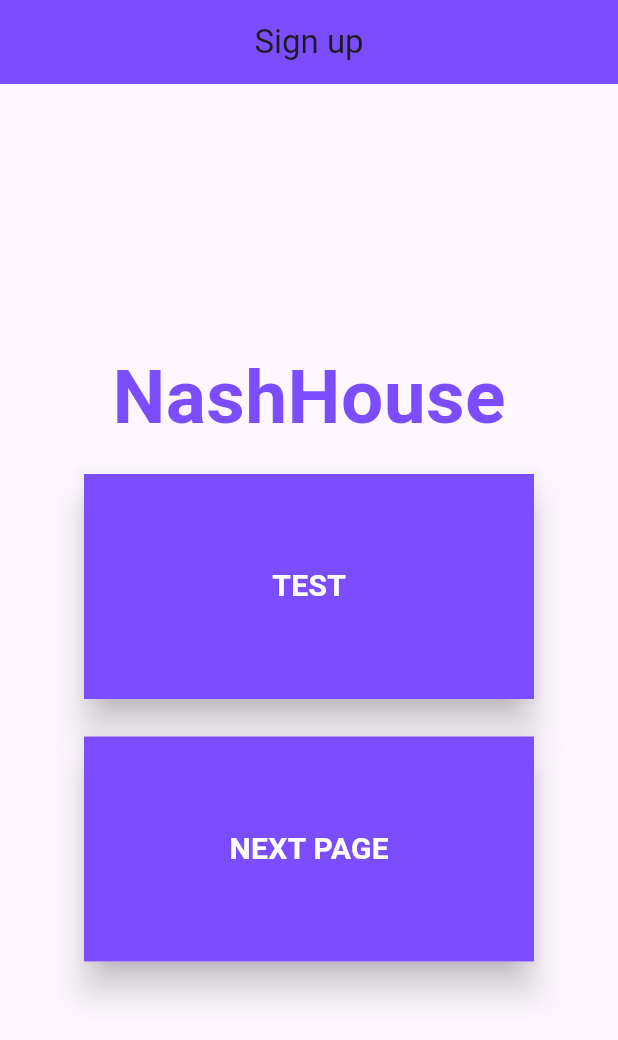
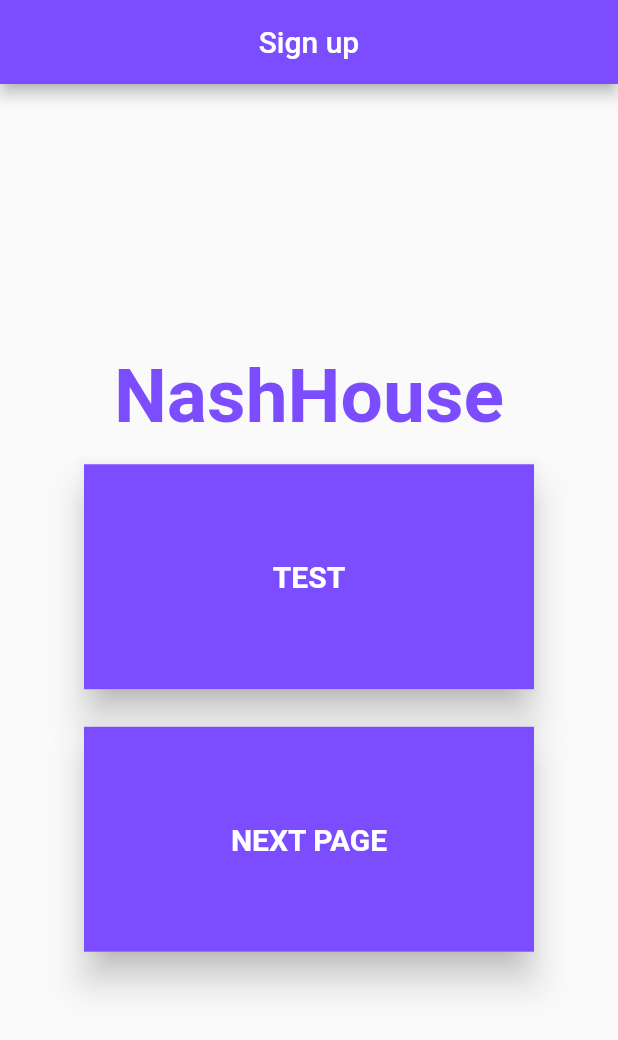
Before and after one commit to AlexanderTheGreatSK/itu_app, a Flutter app: the screen it shows after launch, on a phone screen of 412 x 824 dp. Shown: the top 1040 px of the screen. Run offline on Flutter 3.47's test engine with Material 2 defaults, Android fonts, the phone set to English and light mode, and no system bars; our stand-ins replace cloud_firestore, firebase_auth, firebase_core, hive, hive_flutter; accounts and stored records are empty.

Commit message:
clean up

```diff
--- a/lib/main.dart
+++ b/lib/main.dart
@@ -1,18 +1,15 @@
 import 'dart:io';
 import 'package:flutter/material.dart';
 import 'package:itu_app/Database/RoomType.dart';
-import 'package:itu_app/Pages/AddNewRoom.dart';
 import 'package:hive_flutter/hive_flutter.dart';
 import 'package:itu_app/Pages/FridgePage.dart';
 import 'package:itu_app/Pages/HomePage.dart';
 import 'package:itu_app/Pages/ProblemsPage.dart';
 import 'package:itu_app/Pages/ReservationsPage.dart';
 import 'package:itu_app/Pages/ShoppingListPage.dart';
-import 'package:itu_app/Pages/TasksPage.dart';
 import 'package:itu_app/Widgets/ItemWidget.dart';
 import 'package:path_provider/path_provider.dart';
 import 'package:firebase_core/firebase_core.dart';
-import 'package:floating_bottom_navigation_bar/floating_bottom_navigation_bar.dart';
 
 import 'Pages/SignUpPage.dart';
 import 'firebase_options.dart';
@@ -29,7 +26,6 @@ Future<void> main() async {
   await Hive.openBox('rooms');
   Hive.registerAdapter(RoomClassAdapter());
 
-  print(DefaultFirebaseOptions.currentPlatform);
   if(Platform.isAndroid || Platform.isIOS) {
     await Firebase.initializeApp(name: "dev project", options: DefaultFirebaseOptions.currentPlatform);
   }
@@ -59,16 +55,10 @@ class MyApp extends StatelessWidget {
 
   @override
   Widget build(BuildContext context) {
-    return MaterialApp(
+    return const MaterialApp(
       title: 'My home',
       debugShowCheckedModeBanner: false,
-      theme: ThemeData(
-        useMaterial3: true,
-        /*colorScheme: ColorScheme.fromSwatch(
-          primarySwatch: deepPurple,
-        )*/
-      ),
-      home: const MyLoginPage(),
+      home: MyLoginPage(),
     );
   }
 }
@@ -109,17 +99,6 @@ class _MyBottomNavigationPageState extends State<MyBottomNavigationPage> {
         title: const Text("My home", style: TextStyle(color: Colors.white)),
       ),
       body: pages[index],
-      /*floatingActionButton: FloatingActionButton(
-        onPressed: () {
-          Navigator.push(
-            context,
-            MaterialPageRoute(builder: (context) => const AddNewRoom()),
-          );
-        },
-        tooltip: 'Create new room',
-        backgroundColor: Colors.deepPurpleAccent,
-        child: const Icon(Icons.add),
-      ),*/
       bottomNavigationBar: Padding(
         padding: const EdgeInsets.all(10.0),
         child: ClipRRect(
--- a/pubspec.yaml
+++ b/pubspec.yaml
@@ -43,7 +43,6 @@ dependencies:
   firebase_auth: ^4.14.0
   http: ^1.1.0
   cloud_firestore: ^4.13.1
-  floating_bottom_navigation_bar: ^1.5.2
 
 dev_dependencies:
   flutter_test:
```
